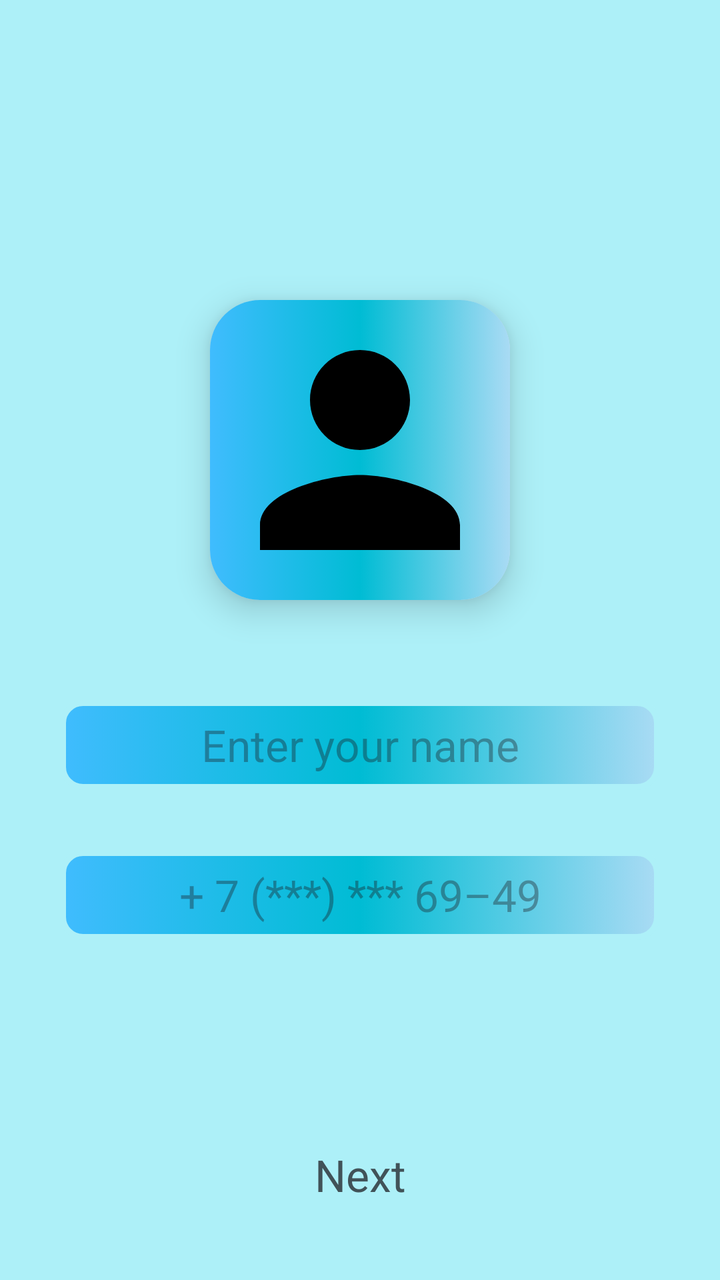
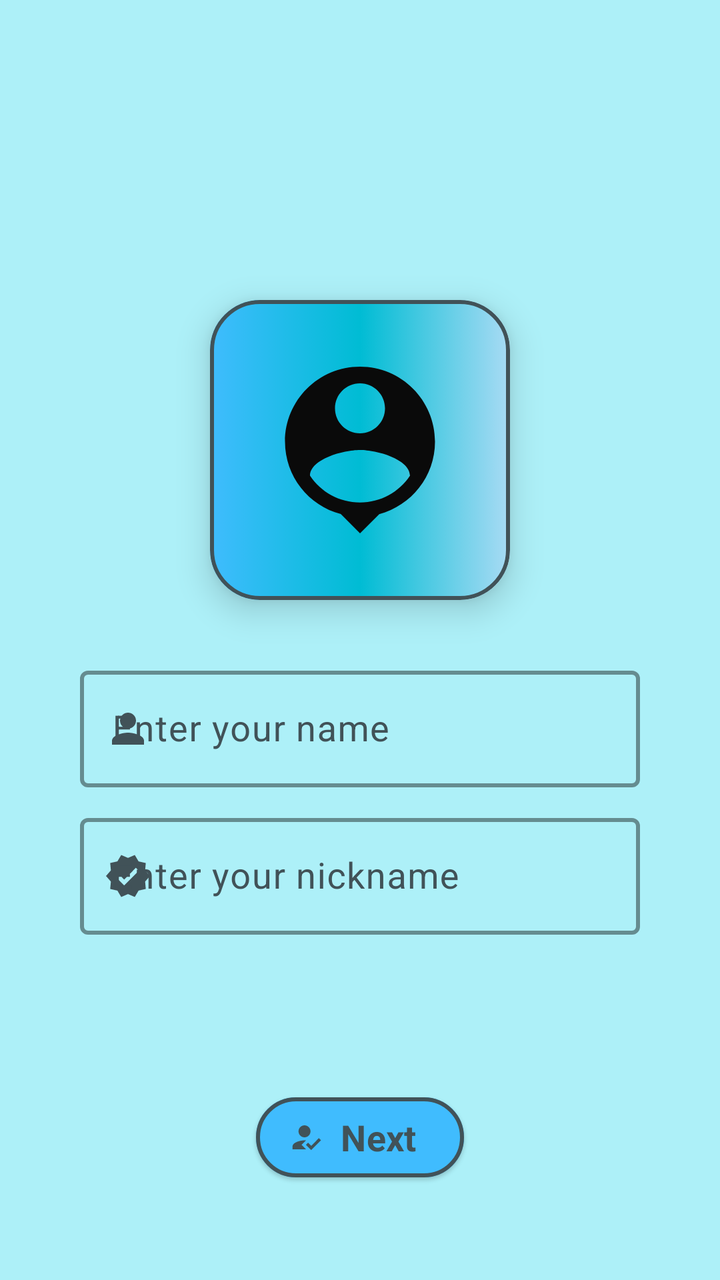

The first picture is an Android layout as it rendered before a commit; the second is the same layout after the commit. The layout source and the unified diff follow.
<!-- AndroidManifest.xml: application theme Theme.Talk -->
<!-- res/layout/fragment_user_data.xml -->
<?xml version="1.0" encoding="utf-8"?>
<androidx.constraintlayout.widget.ConstraintLayout xmlns:android="http://schemas.android.com/apk/res/android"
    xmlns:app="http://schemas.android.com/apk/res-auto"
    xmlns:tools="http://schemas.android.com/tools"
    android:layout_width="match_parent"
    android:layout_height="match_parent"
    android:background="@color/backGroundMain"
    tools:context=".view.fragment.UserDataFragment">

    <com.google.android.material.card.MaterialCardView
        android:id="@+id/cardView"
        android:layout_width="150dp"
        android:layout_height="150dp"
        android:layout_marginTop="150dp"
        app:cardCornerRadius="25dp"
        app:cardElevation="10dp"
        app:strokeColor="@android:color/transparent"
        app:layout_constraintEnd_toEndOf="parent"
        app:layout_constraintStart_toStartOf="parent"
        app:layout_constraintTop_toTopOf="parent">

        <androidx.constraintlayout.widget.ConstraintLayout
            android:layout_width="match_parent"
            android:layout_height="match_parent"
            android:background="@drawable/style_insert_photo"
            android:layout_gravity="center">

            <ImageView
                android:id="@+id/insertPhoto"
                android:layout_width="match_parent"
                android:layout_height="match_parent"
                android:scaleType="centerCrop"
                android:tag="@string/tagPhoto"
                app:layout_constraintBottom_toBottomOf="parent"
                app:layout_constraintEnd_toEndOf="parent"
                app:layout_constraintStart_toStartOf="parent"
                app:layout_constraintTop_toTopOf="parent"
                app:srcCompat="@drawable/drawable_icon_insert_photo" />
        </androidx.constraintlayout.widget.ConstraintLayout>


    </com.google.android.material.card.MaterialCardView>

    <EditText
        android:id="@+id/personName"
        android:layout_width="300dp"
        android:layout_height="45dp"
        android:layout_marginStart="30dp"
        android:layout_marginTop="50dp"
        android:layout_marginEnd="30dp"
        android:background="@drawable/style_button_edit"
        android:fontFamily="sans-serif"
        android:gravity="center"
        android:hint="@string/yourName"
        android:inputType="text"
        android:padding="2dp"
        android:textSize="22sp"
        app:layout_constraintEnd_toEndOf="parent"
        app:layout_constraintStart_toStartOf="parent"
        app:layout_constraintTop_toBottomOf="@+id/cardView" />

    <EditText
        android:id="@+id/userPhone"
        android:layout_width="300dp"
        android:layout_height="45dp"
        android:layout_marginStart="30dp"
        android:layout_marginTop="30dp"
        android:layout_marginEnd="30dp"
        android:background="@drawable/style_button_edit"
        android:enabled="false"
        android:fontFamily="sans-serif"
        android:gravity="center"
        android:hint="@string/testPhone"
        android:inputType="phone"
        android:padding="2dp"
        android:textSize="22sp"
        app:layout_constraintEnd_toEndOf="parent"
        app:layout_constraintStart_toStartOf="parent"
        app:layout_constraintTop_toBottomOf="@+id/personName" />

    <ProgressBar
        android:id="@+id/progressBar"
        style="?android:attr/progressBarStyle"
        android:layout_width="50dp"
        android:layout_height="50dp"
        android:indeterminateTint="@color/colorCenter"
        android:visibility="gone"
        app:layout_constraintBottom_toTopOf="@+id/buttonNext"
        app:layout_constraintEnd_toEndOf="parent"
        app:layout_constraintStart_toStartOf="parent"
        app:layout_constraintTop_toBottomOf="@+id/userPhone" />

    <TextView
        android:id="@+id/buttonNext"
        android:layout_width="wrap_content"
        android:layout_height="45dp"
        android:layout_marginTop="10dp"
        android:layout_marginBottom="30dp"
        android:fontFamily="sans-serif"
        android:gravity="center"
        android:paddingStart="10dp"
        android:paddingEnd="10dp"
        android:text="@string/next"
        android:textColor="@color/nameAppColor"
        android:textSize="22sp"
        app:layout_constraintBottom_toBottomOf="parent"
        app:layout_constraintEnd_toEndOf="parent"
        app:layout_constraintStart_toStartOf="parent" />

</androidx.constraintlayout.widget.ConstraintLayout>
<!-- resources referenced by this layout -->
<resources>
  <color name="backGroundMain">#ADF0F8</color>
  <color name="colorCenter">#00BCD4</color>
  <color name="nameAppColor">#415258</color>
  <!-- drawable drawable_icon_insert_photo (drawable) -->
  <vector android:height="24dp" android:tint="#000000"
      android:viewportHeight="24" android:viewportWidth="24"
      android:width="24dp" xmlns:android="http://schemas.android.com/apk/res/android">
      <path android:fillColor="@android:color/white" android:pathData="M12,12c2.21,0 4,-1.79 4,-4s-1.79,-4 -4,-4 -4,1.79 -4,4 1.79,4 4,4zM12,14c-2.67,0 -8,1.34 -8,4v2h16v-2c0,-2.66 -5.33,-4 -8,-4z"/>
  </vector>
  <!-- drawable style_button_edit (drawable) -->
  <?xml version="1.0" encoding="utf-8"?>
  <selector xmlns:android="http://schemas.android.com/apk/res/android">
      <item android:state_pressed="true">
          <shape>
              <gradient
                  android:startColor="@color/colorStart"
                  android:centerColor="@color/colorCenter"
                  android:endColor="@color/colorEnd" />
              <corners android:radius="10dp" />
              <stroke
                  android:color="@color/colorStart"
                  android:width="2dp" />
          </shape>
      </item>
      <item android:state_pressed="false">
          <shape>
              <gradient
                  android:startColor="@color/colorStart"
                  android:centerColor="@color/colorCenter"
                  android:endColor="@color/colorEnd" />
              <corners android:radius="10dp" />
              <stroke
                  android:color="@color/backGroundMain"
                  android:width="3dp" />
          </shape>
      </item>
  
  </selector>
  <string name="next">Next</string>
  <string name="tagPhoto">Empty photo</string>
  <string name="testPhone">+ 7 (***) *** 69–49</string>
  <string name="yourName">Enter your name</string>
  <style name="Theme.Talk" parent="Base.Theme.Talk" />
  <color name="colorStart">#40BCFE</color>
  <color name="colorEnd">#A9DBF4</color>
  <style name="Base.Theme.Talk" parent="Theme.Material3.Light.NoActionBar">
          
          
          <item name="android:statusBarColor">@color/backGroundMain</item>
          <item name="android:textCursorDrawable">@drawable/style_cursor_color</item>
      </style>
  <!-- drawable style_cursor_color (drawable) -->
  <?xml version="1.0" encoding="utf-8"?>
  <shape xmlns:android="http://schemas.android.com/apk/res/android">
      <solid android:color="@color/black" />
      <size android:width="1dp" />
  </shape>
  <color name="black">#FF000000</color>
  <!-- unchanged entries left out for length: 1 -->
</resources>

<!-- the commit's change to res/layout/fragment_user_data.xml (unified diff, before → after) -->
@@ -11,10 +11,13 @@
         android:id="@+id/cardView"
         android:layout_width="150dp"
         android:layout_height="150dp"
+        android:layout_marginEnd="40dp"
+        android:layout_marginStart="40dp"
         android:layout_marginTop="150dp"
         app:cardCornerRadius="25dp"
+        app:strokeWidth="2dp"
         app:cardElevation="10dp"
-        app:strokeColor="@android:color/transparent"
+        app:strokeColor="@color/nameAppColor"
         app:layout_constraintEnd_toEndOf="parent"
         app:layout_constraintStart_toStartOf="parent"
         app:layout_constraintTop_toTopOf="parent">
@@ -29,6 +32,7 @@
                 android:id="@+id/insertPhoto"
                 android:layout_width="match_parent"
                 android:layout_height="match_parent"
+                android:visibility="gone"
                 android:scaleType="centerCrop"
                 android:tag="@string/tagPhoto"
                 app:layout_constraintBottom_toBottomOf="parent"
@@ -36,75 +40,121 @@
                 app:layout_constraintStart_toStartOf="parent"
                 app:layout_constraintTop_toTopOf="parent"
                 app:srcCompat="@drawable/drawable_icon_insert_photo" />
+
+            <ImageView
+                android:id="@+id/buttonSetImage"
+                android:layout_width="100dp"
+                android:layout_height="100dp"
+                android:src="@drawable/drawable_icon_person_name"
+                app:layout_constraintBottom_toBottomOf="parent"
+                app:layout_constraintEnd_toEndOf="parent"
+                app:layout_constraintStart_toStartOf="parent"
+                app:layout_constraintTop_toTopOf="parent" />
         </androidx.constraintlayout.widget.ConstraintLayout>
 
 
     </com.google.android.material.card.MaterialCardView>
 
-    <EditText
-        android:id="@+id/personName"
-        android:layout_width="300dp"
-        android:layout_height="45dp"
-        android:layout_marginStart="30dp"
-        android:layout_marginTop="50dp"
-        android:layout_marginEnd="30dp"
-        android:background="@drawable/style_button_edit"
+    <com.google.android.material.textfield.TextInputLayout
+        android:id="@+id/textInputLayoutName"
+        android:layout_width="match_parent"
+        android:layout_height="wrap_content"
+        android:layout_marginStart="40dp"
+        android:layout_marginTop="30dp"
+        android:layout_marginEnd="40dp"
+        app:boxStrokeWidth="2dp"
+        app:cursorColor="@color/nameAppColor"
+        app:hintTextColor="@color/colorGrey"
+        android:textColorHint="@color/colorGrey"
+        app:placeholderTextColor="@color/nameAppColor"
+        app:boxStrokeColor="@color/nameAppColor"
+        app:boxStrokeWidthFocused="3dp"
+        app:endIconMode="clear_text"
+        android:hint="@string/yourName"
+        app:layout_constraintEnd_toEndOf="parent"
+        app:layout_constraintStart_toStartOf="parent"
+        app:layout_constraintTop_toBottomOf="@+id/cardView"
+        app:startIconDrawable="@drawable/drawable_icon_insert_photo"
+        app:startIconTint="@color/nameAppColor">
+
+        <com.google.android.material.textfield.TextInputEditText
+            android:id="@+id/personName"
+            android:layout_width="match_parent"
+            android:layout_height="wrap_content"
+            android:fontFamily="sans-serif"
+            android:textSize="18sp"
+            android:gravity="start|center_vertical"
+            android:inputType="text" />
+    </com.google.android.material.textfield.TextInputLayout>
+
+    <com.google.android.material.textfield.TextInputLayout
+        android:id="@+id/textInputLayoutNickname"
+        android:layout_width="match_parent"
+        android:layout_height="wrap_content"
+        android:layout_marginStart="40dp"
+        android:layout_marginTop="10dp"
+        android:layout_marginEnd="40dp"
+        app:boxStrokeWidth="2dp"
+        app:boxStrokeWidthFocused="3dp"
+        app:cursorColor="@color/nameAppColor"
+        app:hintTextColor="@color/colorGrey"
+        android:textColorHint="@color/colorGrey"
+        app:placeholderTextColor="@color/nameAppColor"
+        app:boxStrokeColor="@color/nameAppColor"
+        app:endIconMode="clear_text"
+        android:hint="@string/yourNick"
+        app:layout_constraintEnd_toEndOf="parent"
+        app:layout_constraintStart_toStartOf="parent"
+        app:layout_constraintTop_toBottomOf="@+id/textInputLayoutName"
+        app:startIconDrawable="@drawable/drawable_icon_user_nick"
+        app:startIconTint="@color/nameAppColor">
+
+        <com.google.android.material.textfield.TextInputEditText
+            android:id="@+id/personNick"
+            android:layout_width="match_parent"
+            android:layout_height="wrap_content"
+            android:fontFamily="sans-serif"
+            android:textSize="18sp"
+            android:gravity="start|center_vertical"
+            android:digits="0,1,2,3,4,5,6,7,8,9,*,qwertzuiopasdfghjklyxcvbnm"
+            android:inputType="text" />
+    </com.google.android.material.textfield.TextInputLayout>
+
+    <Button
+        android:id="@+id/buttonNext"
+        style="@style/Widget.Material3.Button.ElevatedButton.Icon"
+        android:layout_width="wrap_content"
+        android:layout_height="wrap_content"
+        android:layout_marginTop="30dp"
+        android:backgroundTint="@color/colorStart"
         android:fontFamily="sans-serif"
         android:gravity="center"
-        android:hint="@string/yourName"
-        android:inputType="text"
-        android:padding="2dp"
-        android:textSize="22sp"
+        android:text="@string/next"
+        android:textColor="@color/nameAppColor"
+        android:textSize="18sp"
+        android:textStyle="bold"
+        app:icon="@drawable/drawable_icon_registered"
+        app:iconTint="@color/nameAppColor"
+        app:layout_constraintBottom_toBottomOf="parent"
         app:layout_constraintEnd_toEndOf="parent"
         app:layout_constraintStart_toStartOf="parent"
-        app:layout_constraintTop_toBottomOf="@+id/cardView" />
+        app:layout_constraintTop_toBottomOf="@+id/textInputLayoutNickname"
+        app:strokeColor="@color/nameAppColor"
+        app:strokeWidth="2dp" />
 
-    <EditText
-        android:id="@+id/userPhone"
-        android:layout_width="300dp"
-        android:layout_height="45dp"
-        android:layout_marginStart="30dp"
-        android:layout_marginTop="30dp"
-        android:layout_marginEnd="30dp"
-        android:background="@drawable/style_button_edit"
-        android:enabled="false"
-        android:fontFamily="sans-serif"
-        android:gravity="center"
-        android:hint="@string/testPhone"
-        android:inputType="phone"
-        android:padding="2dp"
-        android:textSize="22sp"
-        app:layout_constraintEnd_toEndOf="parent"
-        app:layout_constraintStart_toStartOf="parent"
-        app:layout_constraintTop_toBottomOf="@+id/personName" />
-
-    <ProgressBar
+    <com.google.android.material.progressindicator.CircularProgressIndicator
         android:id="@+id/progressBar"
-        style="?android:attr/progressBarStyle"
-        android:layout_width="50dp"
-        android:layout_height="50dp"
-        android:indeterminateTint="@color/colorCenter"
+        android:layout_width="20dp"
+        android:layout_height="20dp"
+        android:indeterminate="true"
         android:visibility="gone"
+        app:indicatorColor="@color/statePressedIcon"
+        app:indicatorSize="30sp"
         app:layout_constraintBottom_toTopOf="@+id/buttonNext"
-        app:layout_constraintEnd_toEndOf="parent"
-        app:layout_constraintStart_toStartOf="parent"
-        app:layout_constraintTop_toBottomOf="@+id/userPhone" />
-
-    <TextView
-        android:id="@+id/buttonNext"
-        android:layout_width="wrap_content"
-        android:layout_height="45dp"
-        android:layout_marginTop="10dp"
-        android:layout_marginBottom="30dp"
-        android:fontFamily="sans-serif"
-        android:gravity="center"
-        android:paddingStart="10dp"
-        android:paddingEnd="10dp"
-        android:text="@string/next"
-        android:textColor="@color/nameAppColor"
-        android:textSize="22sp"
-        app:layout_constraintBottom_toBottomOf="parent"
-        app:layout_constraintEnd_toEndOf="parent"
-        app:layout_constraintStart_toStartOf="parent" />
+        app:layout_constraintEnd_toEndOf="@+id/buttonNext"
+        app:layout_constraintStart_toStartOf="@+id/buttonNext"
+        app:layout_constraintTop_toBottomOf="@+id/textInputLayoutNickname"
+        app:trackColor="@color/nameAppColor"
+        app:trackThickness="6dp" />
 
 </androidx.constraintlayout.widget.ConstraintLayout>
<!-- resource entries referenced after the edit -->
@@ -1,47 +1,41 @@
 <!-- resources referenced by this layout -->
 <resources>
   <color name="backGroundMain">#ADF0F8</color>
+  <color name="colorGrey">#415258</color>
   <color name="colorCenter">#00BCD4</color>
   <color name="nameAppColor">#415258</color>
+  <color name="statePressedIcon">#40BCFE</color>
   <!-- drawable drawable_icon_insert_photo (drawable) -->
   <vector android:height="24dp" android:tint="#000000"
       android:viewportHeight="24" android:viewportWidth="24"
       android:width="24dp" xmlns:android="http://schemas.android.com/apk/res/android">
       <path android:fillColor="@android:color/white" android:pathData="M12,12c2.21,0 4,-1.79 4,-4s-1.79,-4 -4,-4 -4,1.79 -4,4 1.79,4 4,4zM12,14c-2.67,0 -8,1.34 -8,4v2h16v-2c0,-2.66 -5.33,-4 -8,-4z"/>
   </vector>
-  <!-- drawable style_button_edit (drawable) -->
-  <?xml version="1.0" encoding="utf-8"?>
-  <selector xmlns:android="http://schemas.android.com/apk/res/android">
-      <item android:state_pressed="true">
-          <shape>
-              <gradient
-                  android:startColor="@color/colorStart"
-                  android:centerColor="@color/colorCenter"
-                  android:endColor="@color/colorEnd" />
-              <corners android:radius="10dp" />
-              <stroke
-                  android:color="@color/colorStart"
-                  android:width="2dp" />
-          </shape>
-      </item>
-      <item android:state_pressed="false">
-          <shape>
-              <gradient
-                  android:startColor="@color/colorStart"
-                  android:centerColor="@color/colorCenter"
-                  android:endColor="@color/colorEnd" />
-              <corners android:radius="10dp" />
-              <stroke
-                  android:color="@color/backGroundMain"
-                  android:width="3dp" />
-          </shape>
-      </item>
-  
-  </selector>
+  <!-- drawable drawable_icon_person_name (drawable) -->
+  <vector android:height="24dp" android:tint="#0A0A0A"
+      android:viewportHeight="24" android:viewportWidth="24"
+      android:width="24dp" xmlns:android="http://schemas.android.com/apk/res/android">
+      <path android:fillColor="@android:color/white" android:pathData="M12,2c-4.97,0 -9,4.03 -9,9 0,4.17 2.84,7.67 6.69,8.69L12,22l2.31,-2.31C18.16,18.67 21,15.17 21,11c0,-4.97 -4.03,-9 -9,-9zM12,4c1.66,0 3,1.34 3,3s-1.34,3 -3,3 -3,-1.34 -3,-3 1.34,-3 3,-3zM12,18.3c-2.5,0 -4.71,-1.28 -6,-3.22 0.03,-1.99 4,-3.08 6,-3.08 1.99,0 5.97,1.09 6,3.08 -1.29,1.94 -3.5,3.22 -6,3.22z"/>
+  </vector>
+  <!-- drawable drawable_icon_registered (drawable) -->
+  <vector android:height="24dp" android:tint="@color/nameAppColor"
+      android:viewportHeight="24" android:viewportWidth="24"
+      android:width="24dp" xmlns:android="http://schemas.android.com/apk/res/android">
+      <path android:fillColor="@android:color/white"
+          android:fillType="evenOdd" android:pathData="M9,17l3,-2.94c-0.39,-0.04 -0.68,-0.06 -1,-0.06 -2.67,0 -8,1.34 -8,4v2h9l-3,-3zM11,12c2.21,0 4,-1.79 4,-4s-1.79,-4 -4,-4 -4,1.79 -4,4 1.79,4 4,4"/>
+      <path android:fillColor="@android:color/white"
+          android:fillType="evenOdd" android:pathData="M15.47,20.5L12,17l1.4,-1.41 2.07,2.08 5.13,-5.17 1.4,1.41z"/>
+  </vector>
+  <!-- drawable drawable_icon_user_nick (drawable) -->
+  <vector android:height="24dp" android:tint="#0A0A0A"
+      android:viewportHeight="24" android:viewportWidth="24"
+      android:width="24dp" xmlns:android="http://schemas.android.com/apk/res/android">
+      <path android:fillColor="@android:color/white" android:pathData="M23,12l-2.44,-2.79l0.34,-3.69l-3.61,-0.82L15.4,1.5L12,2.96L8.6,1.5L6.71,4.69L3.1,5.5L3.44,9.2L1,12l2.44,2.79l-0.34,3.7l3.61,0.82L8.6,22.5l3.4,-1.47l3.4,1.46l1.89,-3.19l3.61,-0.82l-0.34,-3.69L23,12zM10.09,16.72l-3.8,-3.81l1.48,-1.48l2.32,2.33l5.85,-5.87l1.48,1.48L10.09,16.72z"/>
+  </vector>
   <string name="next">Next</string>
   <string name="tagPhoto">Empty photo</string>
-  <string name="testPhone">+ 7 (***) *** 69–49</string>
   <string name="yourName">Enter your name</string>
+  <string name="yourNick">Enter your nickname</string>
   <style name="Theme.Talk" parent="Base.Theme.Talk" />
   <color name="colorStart">#40BCFE</color>
   <color name="colorEnd">#A9DBF4</color>
